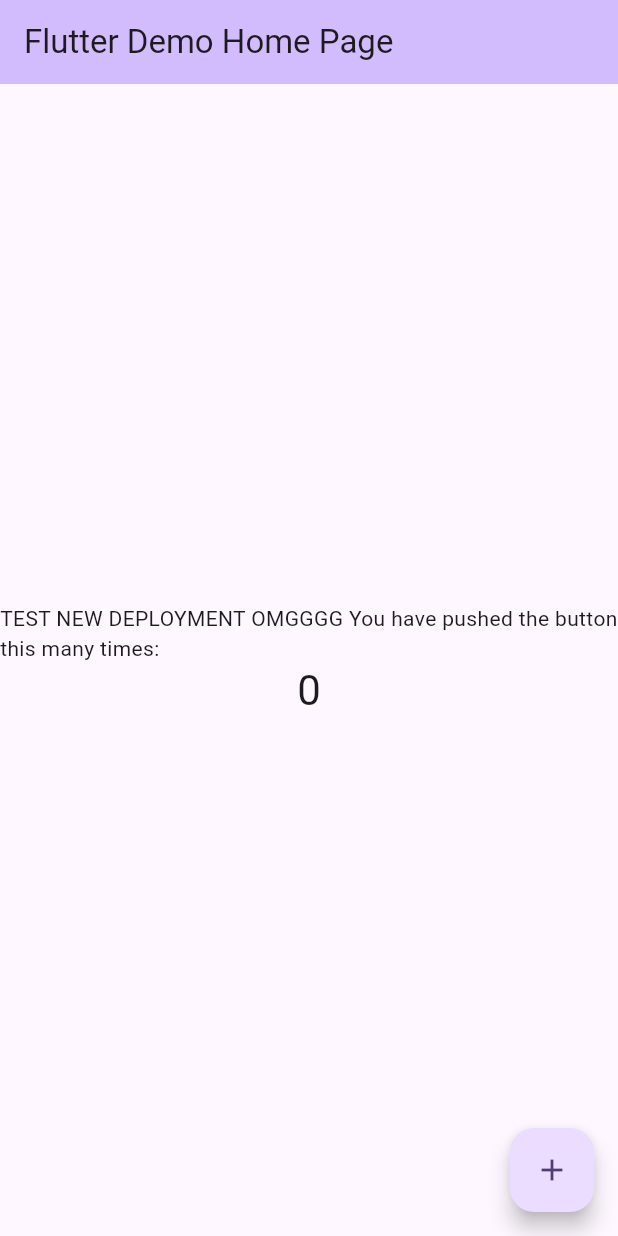
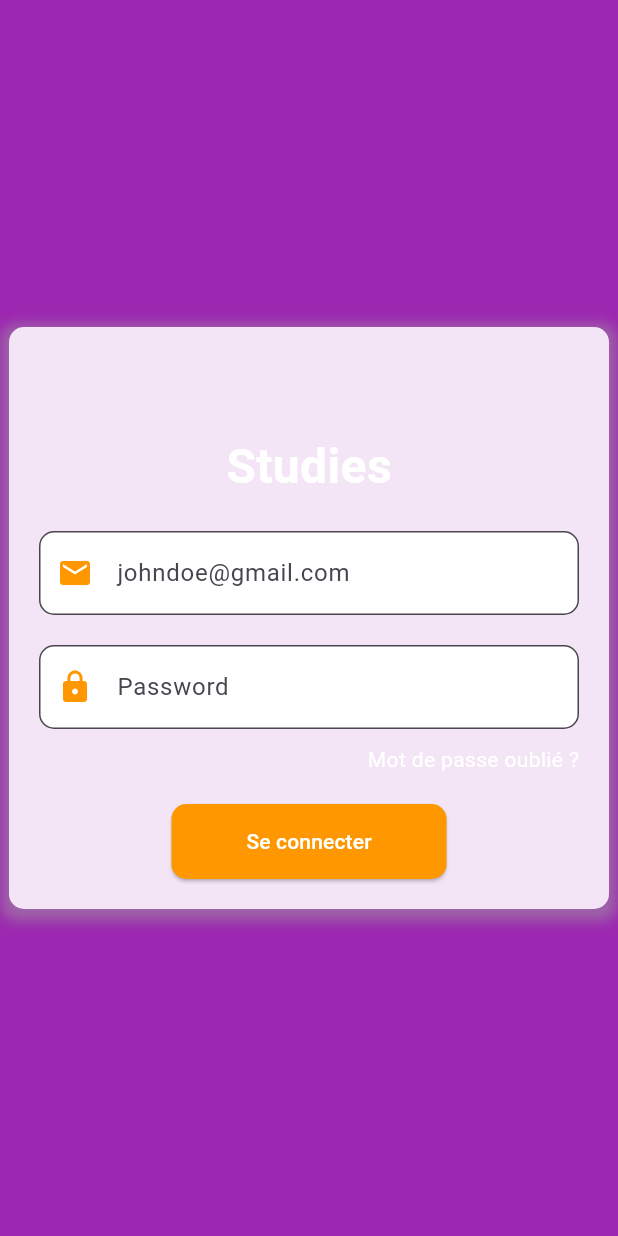
Before and after one commit to esgi-challenge/web, a Flutter app: the screen it shows after launch, on a phone screen of 412 x 824 dp. Run offline on Flutter 3.47's test engine with Material 3 defaults, Android fonts, the light colour scheme and no system bars; our stand-ins replace go_router.

Commit message:
feat(login): add basic login page + fix deployment

```diff
--- /dev/null
+++ b/lib/app.dart
@@ -0,0 +1,35 @@
+import 'package:flutter/material.dart';
+import 'package:go_router/go_router.dart';
+import 'login/login_screen.dart';
+
+final _rootNavigatorKey = GlobalKey<NavigatorState>();
+final _shellNavigatorKey = GlobalKey<NavigatorState>();
+final _router = GoRouter(
+  initialLocation: '/login',
+  navigatorKey: _rootNavigatorKey,
+  routes: [
+    GoRoute(
+      parentNavigatorKey: _rootNavigatorKey,
+      path: '/login',
+      pageBuilder: (context, state) {
+        return NoTransitionPage(child: LoginScreen());
+      },
+    ),
+  ],
+);
+
+class App extends StatelessWidget {
+  const App({super.key});
+
+  @override
+  Widget build(BuildContext context) {
+    return MaterialApp.router(
+      routerConfig: _router,
+      debugShowCheckedModeBanner: true,
+      title: 'Studies',
+      theme: ThemeData(
+        primarySwatch: Colors.purple,
+      ),
+    );
+  }
+}
--- /dev/null
+++ b/lib/login/login_screen.dart
@@ -0,0 +1,92 @@
+import 'package:flutter/material.dart';
+
+class LoginScreen extends StatelessWidget {
+  @override
+  Widget build(BuildContext context) {
+    return Scaffold(
+      body: Center(
+        child: Container(
+          width: 400,
+          padding: EdgeInsets.all(20),
+          decoration: BoxDecoration(
+            color: Colors.purple[50],
+            borderRadius: BorderRadius.circular(10),
+            boxShadow: [
+              BoxShadow(
+                color: Colors.grey.withOpacity(0.5),
+                spreadRadius: 5,
+                blurRadius: 7,
+                offset: Offset(0, 3),
+              ),
+            ],
+          ),
+          child: Column(
+            mainAxisSize: MainAxisSize.min,
+            children: [
+              SizedBox(height: 50), //temporary space
+              Text(
+                'Studies',
+                style: TextStyle(
+                  fontSize: 32,
+                  fontWeight: FontWeight.bold,
+                  color: Colors.white,
+                ),
+              ),
+              SizedBox(height: 20),
+              TextField(
+                decoration: InputDecoration(
+                  prefixIcon: Icon(Icons.email, color: Colors.orange),
+                  hintText: 'johndoe@gmail.com',
+                  filled: true,
+                  fillColor: Colors.white,
+                  border: OutlineInputBorder(
+                    borderRadius: BorderRadius.circular(10),
+                  ),
+                ),
+              ),
+              SizedBox(height: 20),
+              TextField(
+                obscureText: true,
+                decoration: InputDecoration(
+                  prefixIcon: Icon(Icons.lock, color: Colors.orange),
+                  hintText: 'Password',
+                  filled: true,
+                  fillColor: Colors.white,
+                  border: OutlineInputBorder(
+                    borderRadius: BorderRadius.circular(10),
+                  ),
+                ),
+              ),
+              SizedBox(height: 10),
+              Align(
+                alignment: Alignment.centerRight,
+                child: Text(
+                  'Mot de passe oublié ?',
+                  style: TextStyle(color: Colors.white),
+                ),
+              ),
+              SizedBox(height: 20),
+              ElevatedButton(
+                onPressed: () {
+                  // login
+                },
+                style: ElevatedButton.styleFrom(
+                  backgroundColor: Colors.orange,
+                  padding: EdgeInsets.symmetric(horizontal: 50, vertical: 15),
+                  shape: RoundedRectangleBorder(
+                    borderRadius: BorderRadius.circular(10),
+                  ),
+                ),
+                child: Text(
+                  'Se connecter',
+                  style: TextStyle(color: Colors.white),
+                ),
+              ),
+            ],
+          ),
+        ),
+      ),
+      backgroundColor: Colors.purple,
+    );
+  }
+}
--- a/lib/main.dart
+++ b/lib/main.dart
@@ -1,125 +1,6 @@
 import 'package:flutter/material.dart';
+import 'package:web/app.dart';
 
 void main() {
-  runApp(const MyApp());
+  runApp(App());
 }
-
-class MyApp extends StatelessWidget {
-  const MyApp({super.key});
-
-  // This widget is the root of your application.
-  @override
-  Widget build(BuildContext context) {
-    return MaterialApp(
-      title: 'Flutter Demo',
-      theme: ThemeData(
-        // This is the theme of your application.
-        //
-        // TRY THIS: Try running your application with "flutter run". You'll see
-        // the application has a purple toolbar. Then, without quitting the app,
-        // try changing the seedColor in the colorScheme below to Colors.green
-        // and then invoke "hot reload" (save your changes or press the "hot
-        // reload" button in a Flutter-supported IDE, or press "r" if you used
-        // the command line to start the app).
-        //
-        // Notice that the counter didn't reset back to zero; the application
-        // state is not lost during the reload. To reset the state, use hot
-        // restart instead.
-        //
-        // This works for code too, not just values: Most code changes can be
-        // tested with just a hot reload.
-        colorScheme: ColorScheme.fromSeed(seedColor: Colors.deepPurple),
-        useMaterial3: true,
-      ),
-      home: const MyHomePage(title: 'Flutter Demo Home Page'),
-    );
-  }
-}
-
-class MyHomePage extends StatefulWidget {
-  const MyHomePage({super.key, required this.title});
-
-  // This widget is the home page of your application. It is stateful, meaning
-  // that it has a State object (defined below) that contains fields that affect
-  // how it looks.
-
-  // This class is the configuration for the state. It holds the values (in this
-  // case the title) provided by the parent (in this case the App widget) and
-  // used by the build method of the State. Fields in a Widget subclass are
-  // always marked "final".
-
-  final String title;
-
-  @override
-  State<MyHomePage> createState() => _MyHomePageState();
-}
-
-class _MyHomePageState extends State<MyHomePage> {
-  int _counter = 0;
-
-  void _incrementCounter() {
-    setState(() {
-      // This call to setState tells the Flutter framework that something has
-      // changed in this State, which causes it to rerun the build method below
-      // so that the display can reflect the updated values. If we changed
-      // _counter without calling setState(), then the build method would not be
-      // called again, and so nothing would appear to happen.
-      _counter++;
-    });
-  }
-
-  @override
-  Widget build(BuildContext context) {
-    // This method is rerun every time setState is called, for instance as done
-    // by the _incrementCounter method above.
-    //
-    // The Flutter framework has been optimized to make rerunning build methods
-    // fast, so that you can just rebuild anything that needs updating rather
-    // than having to individually change instances of widgets.
-    return Scaffold(
-      appBar: AppBar(
-        // TRY THIS: Try changing the color here to a specific color (to
-        // Colors.amber, perhaps?) and trigger a hot reload to see the AppBar
-        // change color while the other colors stay the same.
-        backgroundColor: Theme.of(context).colorScheme.inversePrimary,
-        // Here we take the value from the MyHomePage object that was created by
-        // the App.build method, and use it to set our appbar title.
-        title: Text(widget.title),
-      ),
-      body: Center(
-        // Center is a layout widget. It takes a single child and positions it
-        // in the middle of the parent.
-        child: Column(
-          // Column is also a layout widget. It takes a list of children and
-          // arranges them vertically. By default, it sizes itself to fit its
-          // children horizontally, and tries to be as tall as its parent.
-          //
-          // Column has various properties to control how it sizes itself and
-          // how it positions its children. Here we use mainAxisAlignment to
-          // center the children vertically; the main axis here is the vertical
-          // axis because Columns are vertical (the cross axis would be
-          // horizontal).
-          //
-          // TRY THIS: Invoke "debug painting" (choose the "Toggle Debug Paint"
-          // action in the IDE, or press "p" in the console), to see the
-          // wireframe for each widget.
-          mainAxisAlignment: MainAxisAlignment.center,
-          children: <Widget>[
-            const Text(
-              'TEST NEW DEPLOYMENT OMGGGG You have pushed the button this many times:',
-            ),
-            Text(
-              '$_counter',
-              style: Theme.of(context).textTheme.headlineMedium,
-            ),
-          ],
-        ),
-      ),
-      floatingActionButton: FloatingActionButton(
-        onPressed: _incrementCounter,
-        tooltip: 'Increment',
-        child: const Icon(Icons.add),
-      ), // This trailing comma makes auto-formatting nicer for build methods.
-    );
-  }
-}
--- a/pubspec.yaml
+++ b/pubspec.yaml
@@ -35,6 +35,7 @@ dependencies:
   # The following adds the Cupertino Icons font to your application.
   # Use with the CupertinoIcons class for iOS style icons.
   cupertino_icons: ^1.0.6
+  go_router: ^14.2.0
 
 dev_dependencies:
   flutter_test:
```
Also changed, not shown: pubspec.lock, 2 other files.
